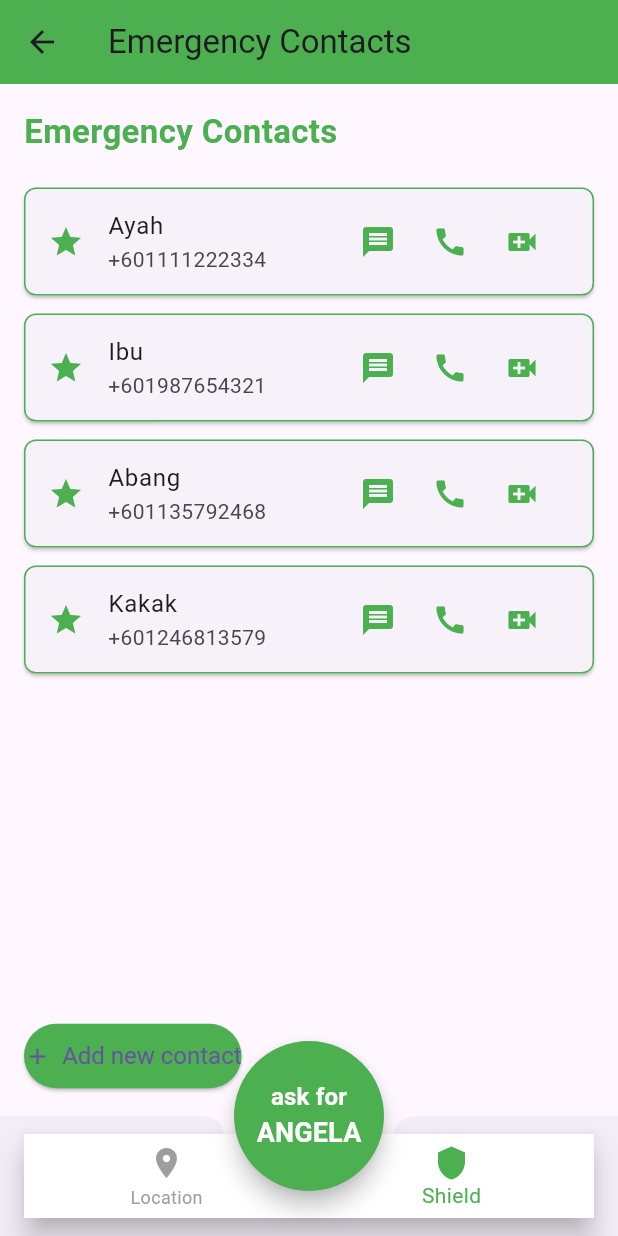
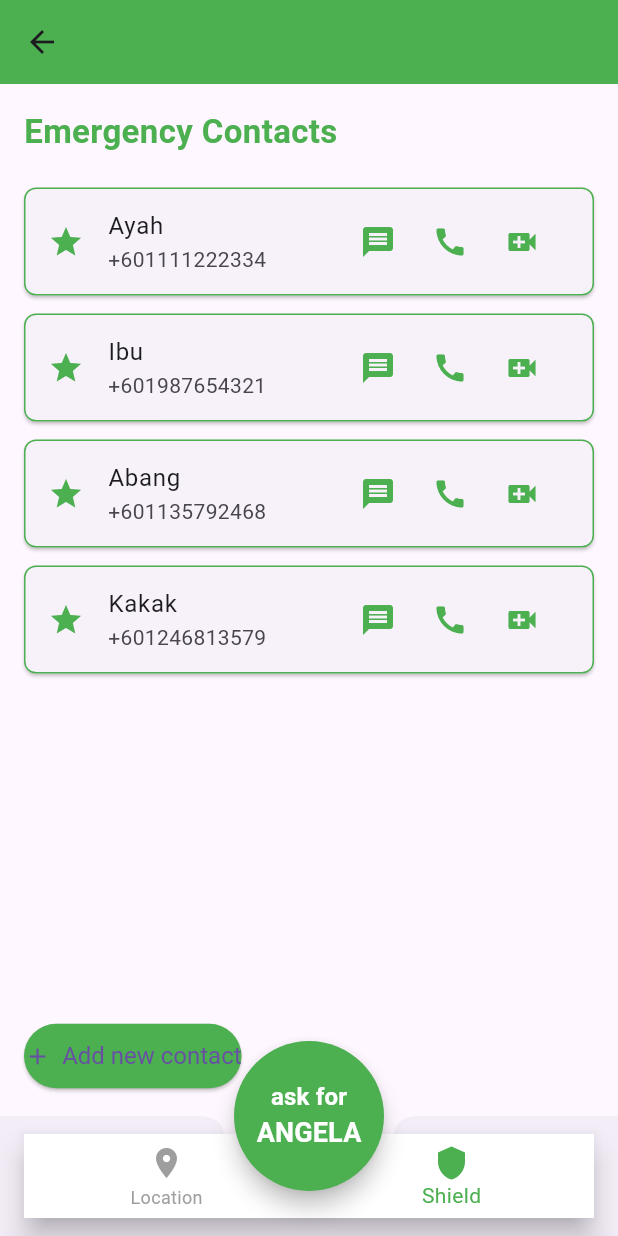
Before and after one commit to farahmunh/stalk_safe, a Flutter app: the Shield screen opened directly, on a phone screen of 412 x 824 dp. Run offline on Flutter 3.47's test engine with Material 3 defaults, Android fonts, the phone set to English and light mode, and no system bars; our stand-ins replace google_maps_flutter.

Commit message:
Fifth commit

```diff
--- a/lib/shield.dart
+++ b/lib/shield.dart
@@ -80,7 +80,6 @@ class _ShieldState extends State<Shield> {
   Widget build(BuildContext context) {
     return Scaffold(
       appBar: AppBar(
-        title: Text('Emergency Contacts'),
         backgroundColor: Colors.green,
       ),
       body: Padding(
```
